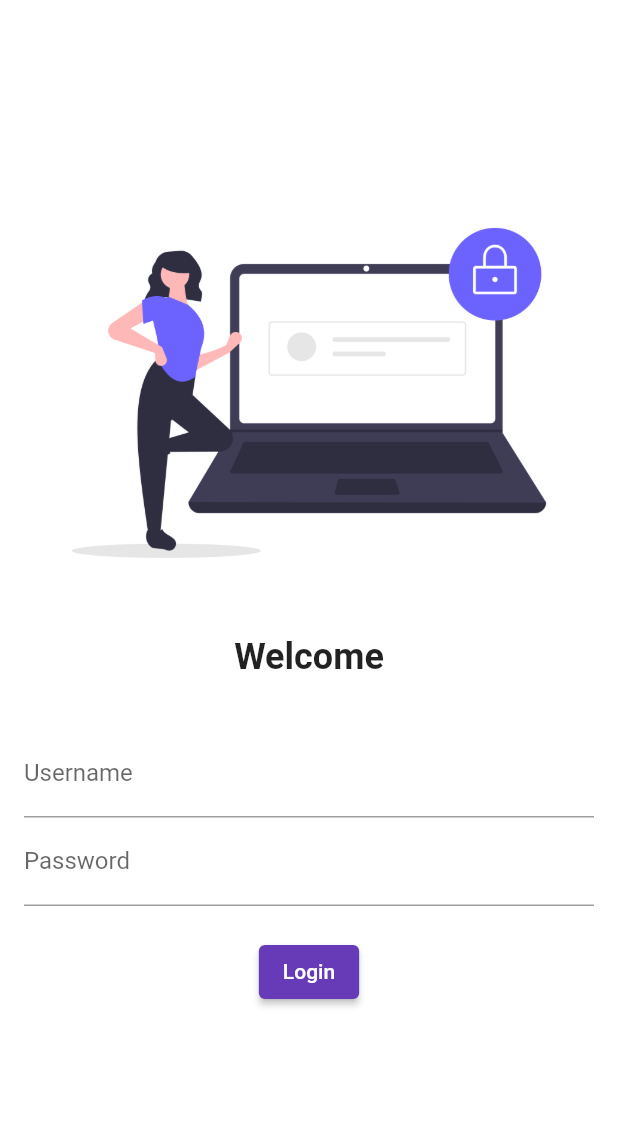
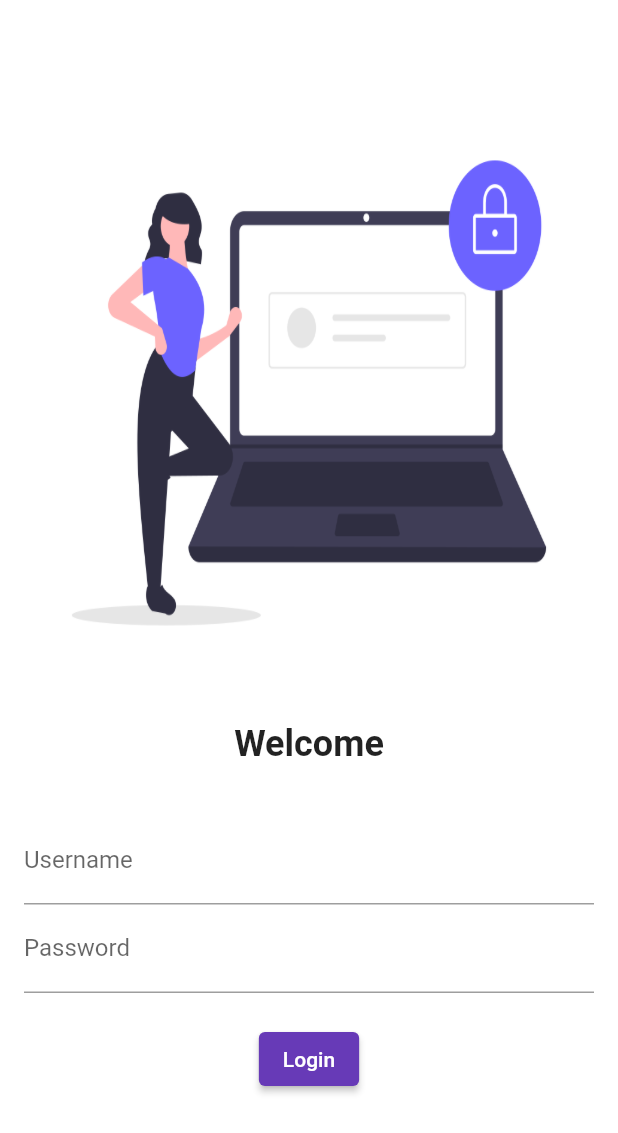
Before and after one commit to rahadians/cataloge_app, a Flutter app: the screen it shows after launch, on a phone screen of 412 x 824 dp. Shown: the top 1133 px of the screen. Run offline on Flutter 3.47's test engine with Material 2 defaults, Android fonts, the phone set to English and light mode, and no system bars; our stand-ins replace google_fonts; missing offline and left inert: dart:html.

Commit message:
days 6 finnish

```diff
--- a/lib/pages/login_page.dart
+++ b/lib/pages/login_page.dart
@@ -10,16 +10,18 @@ class LoginPage extends StatelessWidget {
     return Material(
       color: Colors.white,
       child: Center(
+          child: SingleChildScrollView(
         child: Column(
           mainAxisAlignment: MainAxisAlignment.center,
           children: [
             Image(
-            image: AssetImage('assets/images/mobile_login_2.png'),
+              image: AssetImage(
+                'assets/images/mobile_login_2.png',
+              ),
               fit: BoxFit.fill,
+              height: 400,
             ),
-          SizedBox(
-            height: 20,
-          ),
+            SizedBox(height: 20),
             Text(
               "Welcome",
               style: TextStyle(fontSize: 24, fontWeight: FontWeight.bold),
@@ -43,14 +45,17 @@ class LoginPage extends StatelessWidget {
                   SizedBox(
                     height: 20,
                   ),
-                ElevatedButton(onPressed: () {
+                  ElevatedButton(
+                      onPressed: () {
                         print("Hi Rahadian");
-                }, child: Text("Login"),
+                      },
+                      child: Text("Login"),
                       style: TextButton.styleFrom())
                 ],
               ),
             ),
           ],
+        ),
       )),
     );
   }
```
Lines whose indentation alone changed are shown as unchanged.
